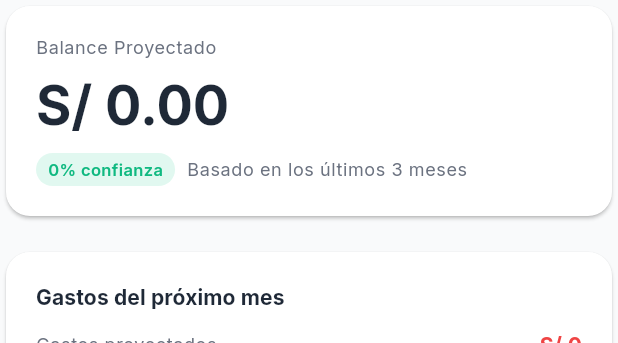
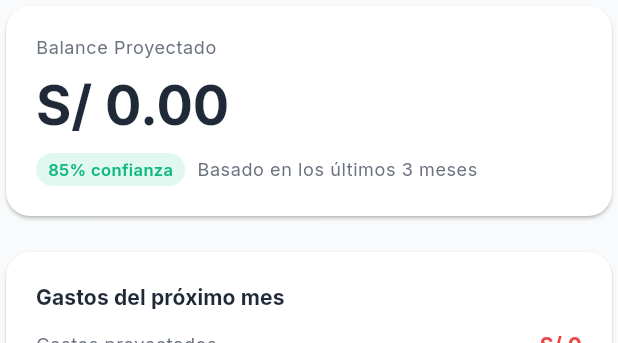
Before and after one commit to Tesis-2026/zenda_fronted_app, a Flutter app: the _ExpenseForecastCard widget shown alone on an empty page, opened directly with empty values, on a phone screen of 412 x 824 dp. Shown: the top 343 px of the screen. Run offline on Flutter 3.47's test engine with Material 3 defaults, Android fonts, the phone set to English and light mode, and no system bars; our stand-ins replace connectivity_plus, fl_chart, flutter_riverpod, flutter_secure_storage, go_router, google_fonts and 2 more; accounts and stored records are empty.

Commit message:
fix(predictions): align FE parser with BE PredictionResponseDto (B17)
Integration fix #3.

The frontend PredictionResult model drifted from the backend payload
on multiple fronts after B17 promoted confidence to a categorical
enum and added confidenceInterval:

  Before (FE)                  Before (BE)              After
  ─────────────────────────────────────────────────────────────────────
  predictedAmount: num         predictedTotal: num      predictedTotal
  confidenceLevel: double      confidenceLevel: enum    confidence: enum
  topCategories: [{name…}]     predictedByCategory:     categories: [
                                 [{categoryId,             {categoryId?,
                                   categoryName,            name,
                                   amount}]                 amount}]
  (none)                       confidenceInterval:      confidenceInterval:
                                 {lower, upper}            PredictionInterval?

Changes:

- `predictedAmount` → `predictedTotal` (with legacy fallback in
  fromJson so any in-flight mocks predating B17 still parse).
- `confidenceLevel: double` replaced by `confidence: PredictionConfidence`
  enum. UI percentage derives via `confidenceFraction` (high 85%,
  medium 65%, low 40% — matching the band widths the backend uses).
- `topCategories` → `categories`, reading `categoryName` from the BE
  field with `name` fallback for older shapes.
- New `confidenceInterval` field parsed when present (B17 derives it
  from confidence + predictedTotal).
- `predictions_screen.dart` updated to the new field names.
- `demo_data.expensePrediction` regenerated with the new shape +
  realistic confidenceInterval (medium → ±15% around 460 → 391–529).

Symptom this fixes: predictions screen would crash on the first real
backend call — `(json['predictedAmount'] as num)` throws because the
key is `predictedTotal`, and the `confidenceLevel >= 0.60` gate
would throw on the string enum.

Co-Authored-By: Claude Opus 4.7 (1M context) <noreply@anthropic.com>

```diff
--- a/lib/core/services/predictions_api_service.dart
+++ b/lib/core/services/predictions_api_service.dart
@@ -2,69 +2,145 @@ import 'package:flutter/material.dart';
 
 import 'api_client.dart';
 
+/// One row of the per-category breakdown that the AI returns alongside
+/// the headline prediction. Mirrors the backend `CategoryPredictionDto`.
 class PredictionCategory {
+  /// UUID of the backend Category. Null when the AI couldn't tie the
+  /// bucket to a known category (e.g. open-ended "Other").
+  final String? categoryId;
   final String name;
   final double amount;
   final Color? color;
 
   const PredictionCategory({
+    this.categoryId,
     required this.name,
     required this.amount,
     this.color,
   });
 
+  /// Parses the backend's `{categoryId, categoryName, amount}` shape.
+  /// Falls back to legacy `{name, amount}` so older mocks keep working.
   factory PredictionCategory.fromJson(Map<String, dynamic> json) {
     return PredictionCategory(
-      name: json['name'] as String,
+      categoryId: json['categoryId'] as String?,
+      name: (json['categoryName'] as String?) ??
+          (json['name'] as String?) ??
+          '—',
       amount: (json['amount'] as num).toDouble(),
     );
   }
 }
 
+/// Confidence level returned by the AI provider. The numeric percentage
+/// used in the UI is derived from this — see [confidenceFraction] —
+/// because the backend reports categorical confidence, not raw probability.
+enum PredictionConfidence { high, medium, low }
+
+PredictionConfidence _confidenceFromApi(String? raw) {
+  return switch (raw?.toLowerCase()) {
+    'high' => PredictionConfidence.high,
+    'medium' => PredictionConfidence.medium,
+    _ => PredictionConfidence.low,
+  };
+}
+
+/// Lower/upper bound of the prediction. Backend derives this from
+/// `confidenceLevel + predictedTotal` (B17). Frontend just renders it
+/// when present.
+class PredictionInterval {
+  final double lower;
+  final double upper;
+
+  const PredictionInterval({required this.lower, required this.upper});
+
+  factory PredictionInterval.fromJson(Map<String, dynamic> json) =>
+      PredictionInterval(
+        lower: (json['lower'] as num).toDouble(),
+        upper: (json['upper'] as num).toDouble(),
+      );
+}
+
 class PredictionResult {
+  /// Format `YYYY-MM`, the period the prediction covers.
   final String period;
-  final double predictedAmount;
-  final double confidenceLevel;
+
+  /// Headline prediction in PEN. Renamed from `predictedAmount` so the
+  /// FE field matches the backend `predictedTotal` shape.
+  final double predictedTotal;
+
+  /// Categorical confidence from the AI provider. UI converts to a
+  /// percentage label via [confidenceFraction].
+  final PredictionConfidence confidence;
+
+  /// Numerical band around `predictedTotal`, derived by the backend
+  /// from `confidence + predictedTotal` (B17). Null on older payloads.
+  final PredictionInterval? confidenceInterval;
+
   final String? narrative;
   final String? modelVersion;
-  // Extended fields for richer UI
+
+  /// Per-category breakdown the AI emits. Empty list when not provided.
+  final List<PredictionCategory> categories;
+
+  // Optional client-side derived fields the screen renders when present.
+  // Not part of the backend payload today — kept for forward compat with
+  // dashboards that might enrich the API response later.
   final double? projectedBalance;
   final double? budgetUsageFraction;
   final String? vsLastMonthLabel;
-  final List<PredictionCategory>? topCategories;
 
   const PredictionResult({
     required this.period,
-    required this.predictedAmount,
-    required this.confidenceLevel,
+    required this.predictedTotal,
+    required this.confidence,
+    this.confidenceInterval,
     this.narrative,
     this.modelVersion,
+    this.categories = const [],
     this.projectedBalance,
     this.budgetUsageFraction,
     this.vsLastMonthLabel,
-    this.topCategories,
   });
 
+  /// Display percentage (0–1) for the categorical confidence.
+  /// Picked to match the band widths the backend uses to derive
+  /// `confidenceInterval` (high ±5%, medium ±15%, low ±30%): high
+  /// reads as ~85%, medium ~65%, low ~40%.
+  double get confidenceFraction => switch (confidence) {
+        PredictionConfidence.high => 0.85,
+        PredictionConfidence.medium => 0.65,
+        PredictionConfidence.low => 0.40,
+      };
+
   factory PredictionResult.fromJson(Map<String, dynamic> json) {
-    final rawCategories = json['topCategories'];
-    List<PredictionCategory>? categories;
-    if (rawCategories is List) {
-      categories = rawCategories
-          .whereType<Map<String, dynamic>>()
-          .map(PredictionCategory.fromJson)
-          .toList();
-    }
+    final rawCategories = json['predictedByCategory'] ?? json['topCategories'];
+    final categories = rawCategories is List
+        ? rawCategories
+            .whereType<Map<String, dynamic>>()
+            .map(PredictionCategory.fromJson)
+            .toList()
+        : <PredictionCategory>[];
+
+    final rawInterval = json['confidenceInterval'];
+    final interval = rawInterval is Map<String, dynamic>
+        ? PredictionInterval.fromJson(rawInterval)
+        : null;
+
+    // Tolerate legacy `predictedAmount` so mocks predating B17 still parse.
+    final totalRaw = json['predictedTotal'] ?? json['predictedAmount'];
 
     return PredictionResult(
       period: json['period'] as String,
-      predictedAmount: (json['predictedAmount'] as num).toDouble(),
-      confidenceLevel: (json['confidenceLevel'] as num? ?? 0.5).toDouble(),
+      predictedTotal: (totalRaw as num).toDouble(),
+      confidence: _confidenceFromApi(json['confidenceLevel'] as String?),
+      confidenceInterval: interval,
       narrative: json['narrative'] as String?,
       modelVersion: json['modelVersion'] as String?,
+      categories: categories,
       projectedBalance: (json['projectedBalance'] as num?)?.toDouble(),
       budgetUsageFraction: (json['budgetUsageFraction'] as num?)?.toDouble(),
       vsLastMonthLabel: json['vsLastMonthLabel'] as String?,
-      topCategories: categories,
     );
   }
 }
--- a/lib/features/predictions/predictions_screen.dart
+++ b/lib/features/predictions/predictions_screen.dart
@@ -62,7 +62,7 @@ class _PredictionsScreenState extends ConsumerState<PredictionsScreen> {
                 message: l10n.predictionsErrorLoad,
                 onRetry: () => ref.invalidate(_expensePredictionProvider),
               ),
-              data: (p) => p.confidenceLevel >= 0.60
+              data: (p) => p.confidenceFraction >= 0.60
                   ? _ExpenseForecastCard(result: p)
                   : _LowConfidenceCard(message: l10n.predictionsLowConfidence),
             ),
@@ -124,13 +124,13 @@ class _ExpenseForecastCard extends StatelessWidget {
   @override
   Widget build(BuildContext context) {
     final l10n = context.l10n;
-    final confidencePct = (result.confidenceLevel * 100).toStringAsFixed(0);
+    final confidencePct = (result.confidenceFraction * 100).toStringAsFixed(0);
 
     // Projected balance is total - predicted expenses (or the predicted amount as balance proxy)
-    final projectedBalance = result.projectedBalance ?? result.predictedAmount;
+    final projectedBalance = result.projectedBalance ?? result.predictedTotal;
 
-    // Top categories from result (may be null for older API responses)
-    final categories = result.topCategories ?? const <PredictionCategory>[];
+    // Top categories from result (empty when AI didn't emit per-category split).
+    final categories = result.categories;
 
     return Column(
       crossAxisAlignment: CrossAxisAlignment.stretch,
@@ -219,7 +219,7 @@ class _ExpenseForecastCard extends StatelessWidget {
                     ),
                     const Spacer(),
                     Text(
-                      'S/ ${result.predictedAmount.toStringAsFixed(0)}',
+                      'S/ ${result.predictedTotal.toStringAsFixed(0)}',
                       style: const TextStyle(
                         color: Color(0xFFEF4444),
                         fontWeight: FontWeight.w700,
```
Also changed, not shown: lib/core/mock/demo_data.dart (+6 -4 lines).
